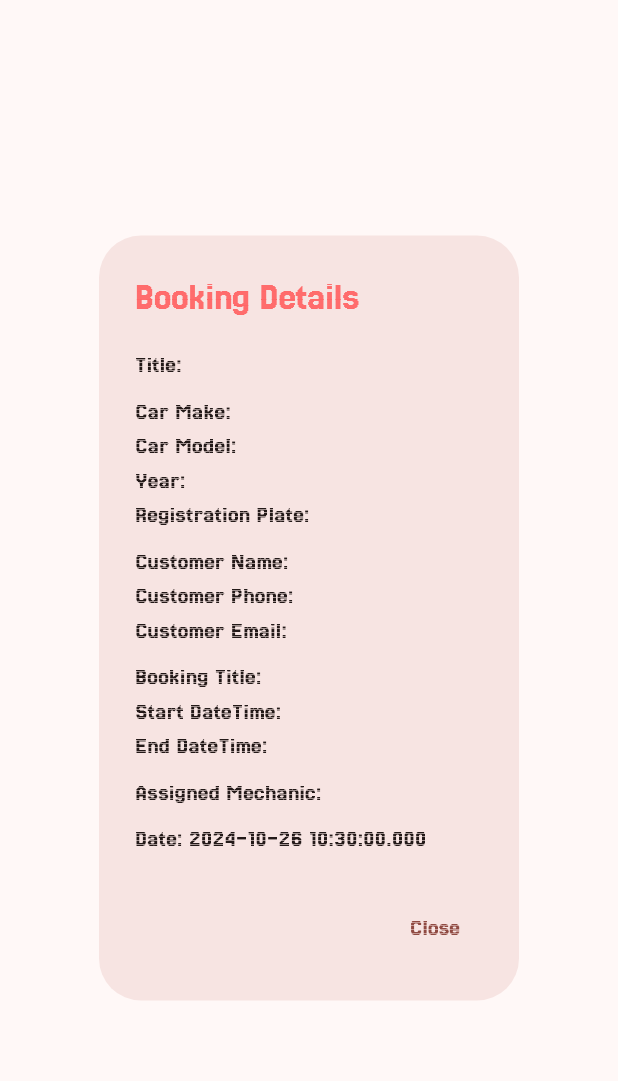
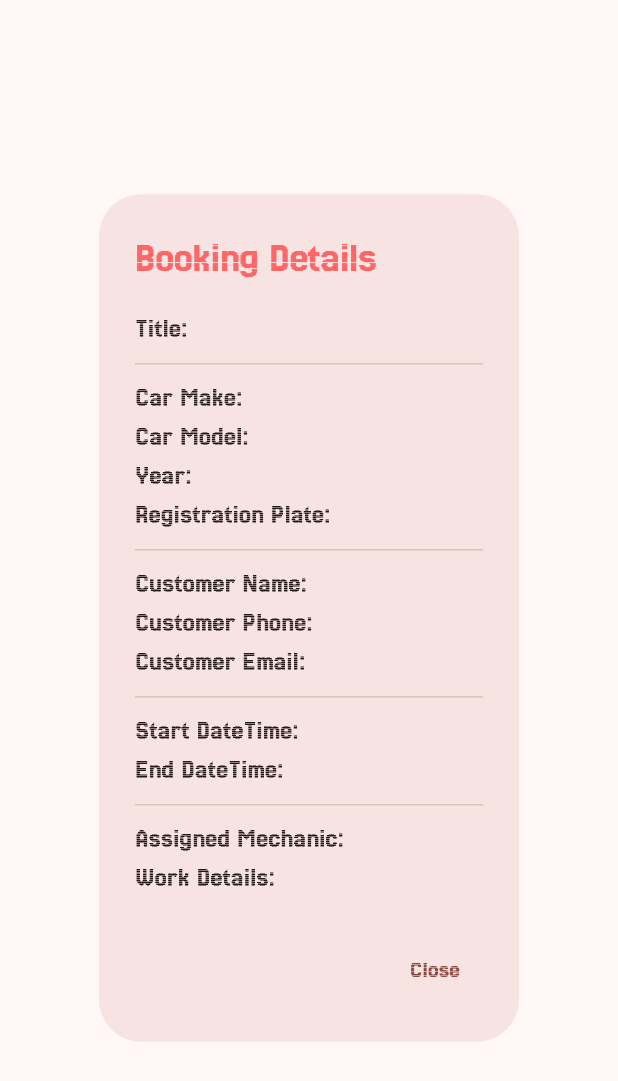
Before and after one commit to Angs-human-B/ichiban_auto, a Flutter app: the BookingDetailsDialog widget shown alone on an empty page, opened directly with empty values, on a phone screen of 412 x 824 dp. Shown: the top 1081 px of the screen. Run offline on Flutter 3.47's test engine with Material 3 defaults, Android fonts, the phone set to English and light mode, and no system bars; our stand-ins replace calendar_view, cloud_firestore, firebase_auth, firebase_core, flutter_screenutil, flutter_svg and 2 more; accounts and stored records are empty.

Commit message:
ScreenShots added in README.md

```diff
--- a/lib/Widgets/bookingDetailsDialog.dart
+++ b/lib/Widgets/bookingDetailsDialog.dart
@@ -13,7 +13,7 @@ class BookingDetailsDialog extends StatelessWidget {
     return AlertDialog(
       title: Text(
         'Booking Details',
-        style: TextStyle(fontSize: 26,color: textRed),
+        style: TextStyle(fontSize: 28,color: textRed),
       ),
       content: SingleChildScrollView(
         child: Column(
@@ -22,60 +22,61 @@ class BookingDetailsDialog extends StatelessWidget {
           children: [
             Text(
               'Title: ${booking.title}',
-              style: const TextStyle(fontSize: 16),
+              style: bookingDetailsTextStyle,
             ),
-            const SizedBox(height: 8),
+            const SizedBox(height: 2),
+            const Divider(),
+            const SizedBox(height: 2),
             Text(
               'Car Make: ${booking.carMake}',
-              style: const TextStyle(fontSize: 16),
+              style: bookingDetailsTextStyle,
             ),
             Text(
               'Car Model: ${booking.carModel}',
-              style: const TextStyle(fontSize: 16),
+              style: bookingDetailsTextStyle,
             ),
             Text(
               'Year: ${booking.year}',
-              style: const TextStyle(fontSize: 16),
+              style: bookingDetailsTextStyle,
             ),
             Text(
               'Registration Plate: ${booking.registrationPlate}',
-              style: const TextStyle(fontSize: 16),
+              style: bookingDetailsTextStyle,
             ),
-            const SizedBox(height: 8),
-            Text(
+            const SizedBox(height: 2),
+            const Divider(),
+            const SizedBox(height: 2),            Text(
               'Customer Name: ${booking.customerName}',
-              style: const TextStyle(fontSize: 16),
+              style: bookingDetailsTextStyle,
             ),
             Text(
               'Customer Phone: ${booking.customerPhone}',
-              style: const TextStyle(fontSize: 16),
+              style: bookingDetailsTextStyle,
             ),
             Text(
               'Customer Email: ${booking.customerEmail}',
-              style: const TextStyle(fontSize: 16),
+              style: bookingDetailsTextStyle,
             ),
-            const SizedBox(height: 8),
-            Text(
-              'Booking Title: ${booking.bookingTitle}',
-              style: const TextStyle(fontSize: 16),
-            ),
+            const SizedBox(height: 2),
+            const Divider(),
+            const SizedBox(height: 2),
             Text(
               'Start DateTime: ${booking.startDateTime}',
-              style: const TextStyle(fontSize: 16),
+              style: bookingDetailsTextStyle,
             ),
             Text(
               'End DateTime: ${booking.endDateTime}',
-              style: const TextStyle(fontSize: 16),
+              style: bookingDetailsTextStyle,
             ),
-            const SizedBox(height: 8),
+            const SizedBox(height: 2),
+            const Divider(),
+            const SizedBox(height: 2),            Text(
+              'Assigned Mechanic: ${booking.assignedMechanic}',
+              style: bookingDetailsTextStyle,
+            ),
             Text(
-              'Assigned Mechanic: ${booking.assignedMechanic}',
-              style: const TextStyle(fontSize: 16),
-            ),
-            const SizedBox(height: 8),
-            Text(
-              'Date: ${booking.date.toLocal()}',
-              style: const TextStyle(fontSize: 16),
+              'Work Details: ${booking.workCheckList}',
+              style: bookingDetailsTextStyle,
             ),
           ],
         ),
--- a/lib/common.dart
+++ b/lib/common.dart
@@ -1,8 +1,11 @@
-import 'dart:ui';
+import 'package:flutter/material.dart';
 
-Color buttonRed= const Color(0xFF92090B);
-Color textFieldFill= const Color(0xFFF4F3F3);
-Color textGrey1= const Color(0xFF7A7A7A);
-Color textGrey2= const Color(0xFF7D7D7D);
-Color textGreyDark= const Color(0xFF494949);
-Color textRed= const Color(0xFFFF6666);
+Color buttonRed = const Color(0xFF92090B);
+Color textFieldFill = const Color(0xFFF4F3F3);
+Color textGrey1 = const Color(0xFF7A7A7A);
+Color textGrey2 = const Color(0xFF7D7D7D);
+Color textGreyDark = const Color(0xFF494949);
+Color textRed = const Color(0xFFFF6666);
+
+//TextStyle
+TextStyle? bookingDetailsTextStyle = const TextStyle(fontSize: 18);
--- a/pubspec.yaml
+++ b/pubspec.yaml
@@ -71,6 +71,7 @@ flutter:
   # To add assets to your application, add an assets section, like this:
   assets:
     - assets/logo/
+    - assets/screenshots/
   #   - images/a_dot_ham.jpeg
 
   # An image asset can refer to one or more resolution-specific "variants", see
```
Also changed, not shown: 9 other files.
